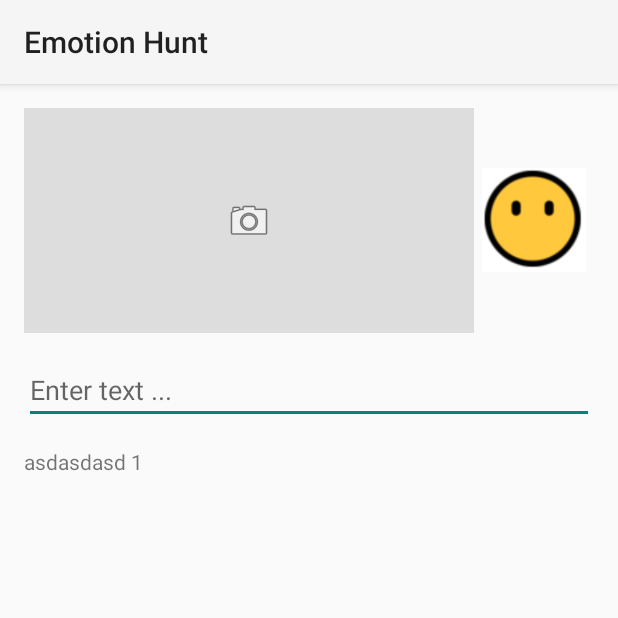
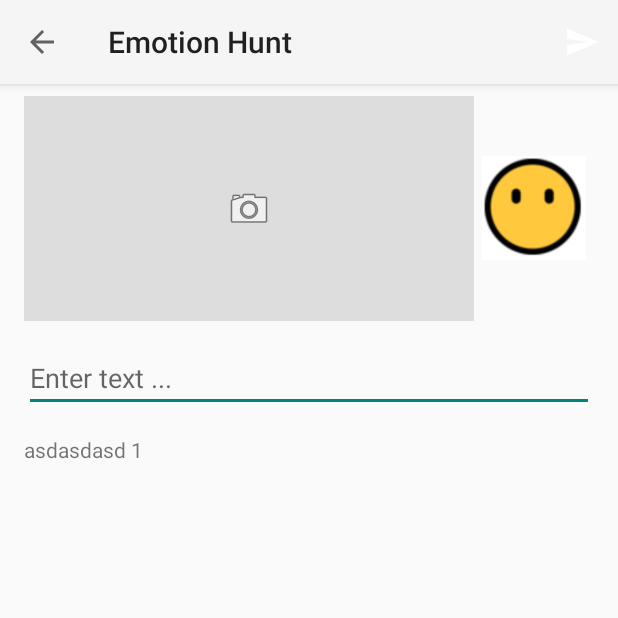
Before and after one commit to samuelfricker/emotionhunt, an Android app: the ExperienceCreateActivity screen opened directly, with no data from a screen before it, on a phone screen of 412 x 824 dp, the top half of it. Run offline under Robolectric (Android 15) with nearby library versions, the phone set to English and light mode, and no system bars; libraries missing offline, so code that uses them is left out: com.nguyenhoanglam.imagepicker.

Commit message:
Add experience create logic incl. api call.

```diff
--- a/app/build.gradle
+++ b/app/build.gradle
@@ -41,5 +41,6 @@ dependencies {
     compile 'com.android.support:support-v4:25.0.1'
     compile 'com.android.support:support-vector-drawable:25.0.1'
     compile 'com.github.nguyenhoanglam:ImagePicker:1.1.3'
+    compile "org.apache.httpcomponents:httpmime:4.2.3"
     testCompile 'junit:junit:4.12'
 }
--- a/app/src/main/java/ch/fhnw/ip5/emotionhunt/activities/ExperienceCreateActivity.java
+++ b/app/src/main/java/ch/fhnw/ip5/emotionhunt/activities/ExperienceCreateActivity.java
@@ -4,29 +4,33 @@ import android.content.Context;
 import android.content.Intent;
 import android.graphics.Bitmap;
 import android.graphics.BitmapFactory;
+import android.support.v7.app.ActionBar;
 import android.support.v7.app.AppCompatActivity;
 import android.os.Bundle;
+import android.support.v7.widget.Toolbar;
 import android.util.Log;
+import android.view.Menu;
+import android.view.MenuInflater;
+import android.view.MenuItem;
 import android.view.View;
 import android.widget.ImageView;
 import android.widget.LinearLayout;
 import android.widget.TabHost;
+import android.widget.TextView;
 
 import com.nguyenhoanglam.imagepicker.activity.ImagePicker;
 import com.nguyenhoanglam.imagepicker.activity.ImagePickerActivity;
 import com.nguyenhoanglam.imagepicker.model.Image;
 
-import org.apache.http.NameValuePair;
-import org.apache.http.message.BasicNameValuePair;
-
 import java.io.File;
 import java.util.ArrayList;
-import java.util.List;
 
 import ch.fhnw.ip5.emotionhunt.R;
-import ch.fhnw.ip5.emotionhunt.helper.DeviceHelper;
 import ch.fhnw.ip5.emotionhunt.helpers.Params;
+import ch.fhnw.ip5.emotionhunt.models.Experience;
 import ch.fhnw.ip5.emotionhunt.models.LocationHistory;
+import ch.fhnw.ip5.emotionhunt.models.SentExperience;
+import ch.fhnw.ip5.emotionhunt.models.User;
 import ch.fhnw.ip5.emotionhunt.tasks.RestUserListTask;
 
 public class ExperienceCreateActivity extends AppCompatActivity {
@@ -35,6 +39,9 @@ public class ExperienceCreateActivity extends AppCompatActivity {
     ImageView imgPreview;
     ImageView imgIcon;
     LinearLayout linearLayoutPrivate;
+    ArrayList<User> users;
+    TextView textView;
+    Bitmap experienceImage;
 
     public static final int REQUEST_CODE_IMAGE_PICKER = 1;
     public static final String TAG = "ExperienceCreateAct";
@@ -43,6 +50,14 @@ public class ExperienceCreateActivity extends AppCompatActivity {
     protected void onCreate(Bundle savedInstanceState) {
         super.onCreate(savedInstanceState);
         setContentView(R.layout.activity_experience_create);
+
+        Toolbar toolbar = (Toolbar) findViewById(R.id.toolbar_main);
+        setSupportActionBar(toolbar);
+
+        // Get a support ActionBar corresponding to this toolbar
+        ActionBar ab = getSupportActionBar();
+        // Enable the Up button
+        ab.setDisplayHomeAsUpEnabled(true);
 
         mTabHost = (TabHost)findViewById(R.id.tab_host_experience);
         mTabHost.setup();
@@ -55,10 +70,35 @@ public class ExperienceCreateActivity extends AppCompatActivity {
         initView();
     }
 
+
+    @Override
+    public boolean onCreateOptionsMenu(Menu menu) {
+        MenuInflater inflater = getMenuInflater();
+        inflater.inflate(R.menu.menu_action_create_experience, menu);
+        return true;
+    }
+
+    @Override
+    public boolean onOptionsItemSelected(MenuItem item) {
+        try{
+            switch (item.getItemId()) {
+                case R.id.btn_create_experience_send:
+                    sendExperience();
+                    return true;
+                default:
+                    throw new IllegalArgumentException("Invalid Action Menu Item");
+            }
+        } catch (Exception e) {
+            Log.d(TAG, "Could not found appropriate Menu Action. Error Message: "+e.getMessage());
+        }
+        return true;
+    }
+
     private void initView() {
         imgIcon = (ImageView) findViewById(R.id.img_experience_icon);
         imgPreview = (ImageView) findViewById(R.id.img_experience_preview);
         linearLayoutPrivate = (LinearLayout) findViewById(R.id.layout_experience_private);
+        textView = (TextView) findViewById(R.id.txt_experience_create_text);
 
         imgIcon.setOnClickListener(new View.OnClickListener() {
             @Override
@@ -97,6 +137,7 @@ public class ExperienceCreateActivity extends AppCompatActivity {
                 File imageFile = new File(image.getPath());
                 BitmapFactory.Options bmOptions = new BitmapFactory.Options();
                 Bitmap bitmap = BitmapFactory.decodeFile(imageFile.getAbsolutePath(),bmOptions);
+                experienceImage = bitmap;
                 imgPreview.setImageBitmap(bitmap);
             }
             // do your logic ....
@@ -104,9 +145,25 @@ public class ExperienceCreateActivity extends AppCompatActivity {
     }
 
     private void initUserList() {
+        users = new ArrayList<>();
         Context context = getApplicationContext();
         String url = Params.getApiActionUrl(context, "user.get");
         RestUserListTask restTask = new RestUserListTask(context,url,null,this);
         restTask.execute();
     }
+
+    private void sendExperience() {
+        SentExperience sentExperience = new SentExperience();
+        sentExperience.visibilityDuration = 24;
+        sentExperience.createdAt = (int) (System.currentTimeMillis() / 1000L);
+        sentExperience.text = textView.getText().toString();
+
+        //get location from last stored location
+        LocationHistory location = LocationHistory.getLastPositionHistory(getApplicationContext());
+        sentExperience.lat = location.lat;
+        sentExperience.lon = location.lon;
+        sentExperience.isPublic = false;
+        sentExperience.image = experienceImage;
+        sentExperience.sendApi(getApplicationContext());
+    }
 }
--- a/app/src/main/java/ch/fhnw/ip5/emotionhunt/models/LocationHistory.java
+++ b/app/src/main/java/ch/fhnw/ip5/emotionhunt/models/LocationHistory.java
@@ -14,8 +14,10 @@ import ch.fhnw.ip5.emotionhunt.helper.DbHelper;
  */
 
 public class LocationHistory {
-    double lat;
-    double lon;
+    //TODO remove entries from db after 500 inserts !
+
+    public double lat;
+    public double lon;
     int createdAt;
 
     /**
--- /dev/null
+++ b/app/src/main/res/drawable/ic_send_white_24dp.xml
@@ -0,0 +1,9 @@
+<vector xmlns:android="http://schemas.android.com/apk/res/android"
+        android:width="24dp"
+        android:height="24dp"
+        android:viewportWidth="24.0"
+        android:viewportHeight="24.0">
+    <path
+        android:fillColor="#FFFFFFFF"
+        android:pathData="M2.01,21L23,12 2.01,3 2,10l15,2 -15,2z"/>
+</vector>
--- a/app/src/main/res/layout/activity_experience_create.xml
+++ b/app/src/main/res/layout/activity_experience_create.xml
@@ -1,15 +1,34 @@
 <?xml version="1.0" encoding="utf-8"?>
-<RelativeLayout
+<android.support.design.widget.CoordinatorLayout
     xmlns:app="http://schemas.android.com/apk/res-auto"
     android:id="@+id/activity_experience_create"
     xmlns:android="http://schemas.android.com/apk/res/android"
     xmlns:tools="http://schemas.android.com/tools"
     android:layout_width="match_parent"
     android:layout_height="match_parent"
+    android:fitsSystemWindows="true"
+    tools:context="ch.fhnw.ip5.emotionhunt.activities.ExperienceCreateActivity">
+
+    <android.support.design.widget.AppBarLayout
+        android:layout_width="match_parent"
+        android:layout_height="wrap_content"
+        android:theme="@style/AppTheme.AppBarOverlay">
+        <android.support.v7.widget.Toolbar
+            android:id="@+id/toolbar_main"
+            android:layout_width="match_parent"
+            android:layout_height="?attr/actionBarSize"
+            android:background="?attr/colorPrimary"
+            app:popupTheme="@style/AppTheme.PopupOverlay"/>
+
+    </android.support.design.widget.AppBarLayout>
+
+<RelativeLayout
+    android:layout_width="match_parent"
+    android:layout_height="match_parent"
     android:paddingBottom="@dimen/activity_vertical_margin"
     android:paddingLeft="@dimen/activity_horizontal_margin"
     android:paddingRight="@dimen/activity_horizontal_margin"
-    android:paddingTop="@dimen/activity_vertical_margin"
+    android:paddingTop="64dp"
     tools:context="ch.fhnw.ip5.emotionhunt.activities.ExperienceCreateActivity">
 
     <LinearLayout
@@ -62,3 +81,4 @@
 
     </LinearLayout>
 </RelativeLayout>
+</android.support.design.widget.CoordinatorLayout>
--- /dev/null
+++ b/app/src/main/res/menu/menu_action_create_experience.xml
@@ -0,0 +1,10 @@
+<?xml version="1.0" encoding="utf-8"?>
+<menu
+    xmlns:android="http://schemas.android.com/apk/res/android"
+    xmlns:balloonberry="http://schemas.android.com/apk/res-auto">
+    <item
+        android:id="@+id/btn_create_experience_send"
+        android:icon="@drawable/ic_send_white_24dp"
+        balloonberry:showAsAction="always"
+        android:title="@string/send"/>
+</menu>
--- a/app/src/main/res/values/strings.xml
+++ b/app/src/main/res/values/strings.xml
@@ -180,4 +180,6 @@
 
     <string name="pref_title_vibrate">Vibrate</string>
     <string name="location_service">EmotionHuntLocationService</string>
+    <string name="send">send</string>
+    <string name="experience_successfully_created">Experience successfully created.</string>
 </resources>
```
Also changed, not shown: app/src/main/AndroidManifest.xml (+8 -1 lines), app/src/main/java/ch/fhnw/ip5/emotionhunt/helpers/UserList.java (added, +23 -0 lines), app/src/main/java/ch/fhnw/ip5/emotionhunt/models/SentExperience.java (+28 -0 lines), app/src/main/java/ch/fhnw/ip5/emotionhunt/tasks/RestExperienceCreateTask.java (added, +120 -0 lines), app/src/main/java/ch/fhnw/ip5/emotionhunt/tasks/RestUserListTask.java (+9 -0 lines), 1 other file.
